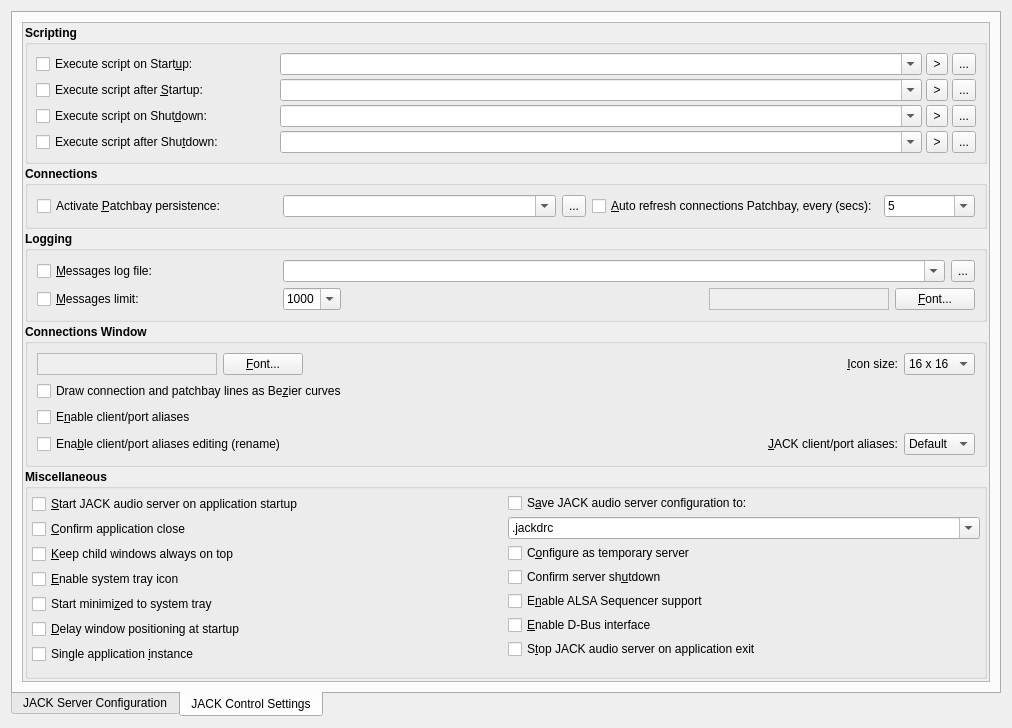
Qt form jackcontrol/settingsdialog.ui (6676401088/jackcontrol) before a commit.
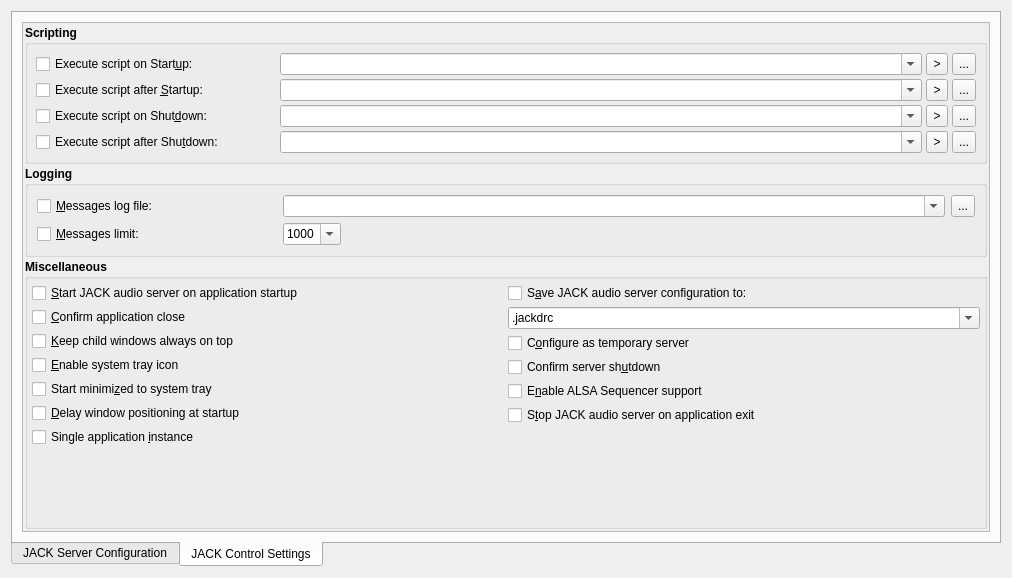
The same form after that commit. The open tabs and pages were chosen to show the change. Icons and pictures are not drawn. Custom widgets are drawn as their Qt base class.

```diff
--- a/jackcontrol/settingsdialog.ui
+++ b/jackcontrol/settingsdialog.ui
@@ -7,7 +7,7 @@
     <x>0</x>
     <y>0</y>
     <width>1012</width>
-    <height>728</height>
+    <height>578</height>
    </rect>
   </property>
   <property name="windowTitle">
@@ -1755,8 +1755,8 @@
            <rect>
             <x>0</x>
             <y>0</y>
-            <width>954</width>
-            <height>700</height>
+            <width>970</width>
+            <height>507</height>
            </rect>
           </property>
           <layout class="QVBoxLayout" name="verticalLayout_5">
@@ -2271,185 +2271,6 @@
              </layout>
             </widget>
            </item>
-           <item>
-            <widget class="QGroupBox" name="ConnectionsGroupBox">
-             <property name="font">
-              <font>
-               <weight>75</weight>
-               <bold>true</bold>
-              </font>
-             </property>
-             <property name="title">
-              <string>Connections</string>
-             </property>
-             <property name="flat">
-              <bool>true</bool>
-             </property>
-             <layout class="QGridLayout" name="_12">
-              <item row="0" column="5">
-               <widget class="QCheckBox" name="AutoRefreshCheckBox">
-                <property name="sizePolicy">
-                 <sizepolicy hsizetype="Preferred" vsizetype="Fixed">
-                  <horstretch>0</horstretch>
-                  <verstretch>0</verstretch>
-                 </sizepolicy>
-                </property>
-                <property name="font">
-                 <font>
-                  <weight>50</weight>
-                  <bold>false</bold>
-                 </font>
-                </property>
-                <property name="toolTip">
-                 <string>Whether to refresh the connections patchbay automatically</string>
-                </property>
-                <property name="text">
-                 <string>&amp;Auto refresh connections Patchbay, every (secs):</string>
-                </property>
-                <property name="shortcut">
-                 <string>Alt+A</string>
-                </property>
-               </widget>
-              </item>
-              <item row="0" column="0">
-               <widget class="QCheckBox" name="ActivePatchbayCheckBox">
-                <property name="minimumSize">
-                 <size>
-                  <width>240</width>
-                  <height>0</height>
-                 </size>
-                </property>
-                <property name="maximumSize">
-                 <size>
-                  <width>240</width>
-                  <height>16777215</height>
-                 </size>
-                </property>
-                <property name="font">
-                 <font>
-                  <weight>50</weight>
-                  <bold>false</bold>
-                 </font>
-                </property>
-                <property name="toolTip">
-                 <string>Whether to activate a patchbay definition for connection persistence profile.</string>
-                </property>
-                <property name="text">
-                 <string>Activate &amp;Patchbay persistence:</string>
-                </property>
-                <property name="shortcut">
-                 <string>Alt+P</string>
-                </property>
-               </widget>
-              </item>
-              <item row="0" column="1" colspan="3">
-               <widget class="QComboBox" name="ActivePatchbayPathComboBox">
-                <property name="sizePolicy">
-                 <sizepolicy hsizetype="Expanding" vsizetype="Fixed">
-                  <horstretch>0</horstretch>
-                  <verstretch>0</verstretch>
-                 </sizepolicy>
-                </property>
-                <property name="font">
-                 <font>
-                  <weight>50</weight>
-                  <bold>false</bold>
-                 </font>
-                </property>
-                <property name="toolTip">
-                 <string>Patchbay definition file to be activated as connection persistence profile</string>
-                </property>
-                <property name="editable">
-                 <bool>true</bool>
-                </property>
-               </widget>
-              </item>
-              <item row="0" column="4">
-               <widget class="QToolButton" name="ActivePatchbayPathToolButton">
-                <property name="minimumSize">
-                 <size>
-                  <width>22</width>
-                  <height>22</height>
-                 </size>
-                </property>
-                <property name="maximumSize">
-                 <size>
-                  <width>24</width>
-                  <height>24</height>
-                 </size>
-                </property>
-                <property name="font">
-                 <font>
-                  <weight>50</weight>
-                  <bold>false</bold>
-                 </font>
-                </property>
-                <property name="focusPolicy">
-                 <enum>Qt::TabFocus</enum>
-                </property>
-                <property name="toolTip">
-                 <string>Browse for a patchbay definition file to be activated</string>
-                </property>
-                <property name="text">
-                 <string>...</string>
-                </property>
-               </widget>
-              </item>
-              <item row="0" column="6">
-               <widget class="QComboBox" name="TimeRefreshComboBox">
-                <property name="sizePolicy">
-                 <sizepolicy hsizetype="Preferred" vsizetype="Fixed">
-                  <horstretch>0</horstretch>
-                  <verstretch>0</verstretch>
-                 </sizepolicy>
-                </property>
-                <property name="font">
-                 <font>
-                  <weight>50</weight>
-                  <bold>false</bold>
-                 </font>
-                </property>
-                <property name="toolTip">
-                 <string>Time in seconds between each auto-refresh cycle</string>
-                </property>
-                <property name="editable">
-                 <bool>true</bool>
-                </property>
-                <item>
-                 <property name="text">
-                  <string>5</string>
-                 </property>
-                </item>
-                <item>
-                 <property name="text">
-                  <string>10</string>
-                 </property>
-                </item>
-                <item>
-                 <property name="text">
-                  <string>20</string>
-                 </property>
-                </item>
-                <item>
-                 <property name="text">
-                  <string>30</string>
-                 </property>
-                </item>
-                <item>
-                 <property name="text">
-                  <string>60</string>
-                 </property>
-                </item>
-                <item>
-                 <property name="text">
-                  <string>120</string>
-                 </property>
-                </item>
-               </widget>
-              </item>
-             </layout>
-            </widget>
-           </item>
            <item>
             <widget class="QGroupBox" name="LoggingGroupBox">
              <property name="font">
@@ -2648,338 +2469,11 @@
                   </property>
                  </spacer>
                 </item>
-                <item>
-                 <widget class="QLabel" name="MessagesFontTextLabel">
-                  <property name="minimumSize">
-                   <size>
-                    <width>180</width>
-                    <height>0</height>
-                   </size>
-                  </property>
-                  <property name="maximumSize">
-                   <size>
-                    <width>260</width>
-                    <height>16777215</height>
-                   </size>
-                  </property>
-                  <property name="font">
-                   <font>
-                    <weight>50</weight>
-                    <bold>false</bold>
-                   </font>
-                  </property>
-                  <property name="toolTip">
-                   <string>Sample messages text font display</string>
-                  </property>
-                  <property name="autoFillBackground">
-                   <bool>true</bool>
-                  </property>
-                  <property name="frameShape">
-                   <enum>QFrame::StyledPanel</enum>
-                  </property>
-                  <property name="frameShadow">
-                   <enum>QFrame::Sunken</enum>
-                  </property>
-                  <property name="alignment">
-                   <set>Qt::AlignCenter</set>
-                  </property>
-                  <property name="wordWrap">
-                   <bool>false</bool>
-                  </property>
-                 </widget>
-                </item>
-                <item>
-                 <widget class="QPushButton" name="MessagesFontPushButton">
-                  <property name="font">
-                   <font>
-                    <weight>50</weight>
-                    <bold>false</bold>
-                   </font>
-                  </property>
-                  <property name="toolTip">
-                   <string>Select font for the messages text display</string>
-                  </property>
-                  <property name="text">
-                   <string>&amp;Font...</string>
-                  </property>
-                  <property name="shortcut">
-                   <string>Alt+F</string>
-                  </property>
-                  <property name="autoDefault">
-                   <bool>false</bool>
-                  </property>
-                 </widget>
-                </item>
                </layout>
               </item>
              </layout>
             </widget>
            </item>
-           <item>
-            <widget class="QGroupBox" name="ConnectionsWindowGroupBox">
-             <property name="font">
-              <font>
-               <weight>75</weight>
-               <bold>true</bold>
-              </font>
-             </property>
-             <property name="title">
-              <string>Connections Window</string>
-             </property>
-             <property name="flat">
-              <bool>true</bool>
-             </property>
-             <layout class="QGridLayout" name="_20">
-              <item row="1" column="0">
-               <widget class="QLabel" name="ConnectionsFontTextLabel">
-                <property name="minimumSize">
-                 <size>
-                  <width>180</width>
-                  <height>0</height>
-                 </size>
-                </property>
-                <property name="maximumSize">
-                 <size>
-                  <width>260</width>
-                  <height>16777215</height>
-                 </size>
-                </property>
-                <property name="font">
-                 <font>
-                  <weight>50</weight>
-                  <bold>false</bold>
-                 </font>
-                </property>
-                <property name="toolTip">
-                 <string>Sample connections view font</string>
-                </property>
-                <property name="autoFillBackground">
-                 <bool>true</bool>
-                </property>
-                <property name="frameShape">
-                 <enum>QFrame::StyledPanel</enum>
-                </property>
-                <property name="frameShadow">
-                 <enum>QFrame::Sunken</enum>
-                </property>
-                <property name="alignment">
-                 <set>Qt::AlignCenter</set>
-                </property>
-                <property name="wordWrap">
-                 <bool>false</bool>
-                </property>
-               </widget>
-              </item>
-              <item row="1" column="1">
-               <widget class="QPushButton" name="ConnectionsFontPushButton">
-                <property name="font">
-                 <font>
-                  <weight>50</weight>
-                  <bold>false</bold>
-                 </font>
-                </property>
-                <property name="toolTip">
-                 <string>Select font for the connections view</string>
-                </property>
-                <property name="text">
-                 <string>&amp;Font...</string>
-                </property>
-                <property name="shortcut">
-                 <string>Alt+F</string>
-                </property>
-                <property name="autoDefault">
-                 <bool>false</bool>
-                </property>
-               </widget>
-              </item>
-              <item row="1" column="2">
-               <spacer>
-                <property name="orientation">
-                 <enum>Qt::Horizontal</enum>
-                </property>
-                <property name="sizeType">
-                 <enum>QSizePolicy::Expanding</enum>
-                </property>
-                <property name="sizeHint" stdset="0">
-                 <size>
-                  <width>8</width>
-                  <height>8</height>
-                 </size>
-                </property>
-               </spacer>
-              </item>
-              <item row="1" column="3">
-               <widget class="QLabel" name="ConnectionsIconSizeTextLabel">
-                <property name="font">
-                 <font>
-                  <weight>50</weight>
-                  <bold>false</bold>
-                 </font>
-                </property>
-                <property name="text">
-                 <string>&amp;Icon size:</string>
-                </property>
-                <property name="alignment">
-                 <set>Qt::AlignRight|Qt::AlignTrailing|Qt::AlignVCenter</set>
-                </property>
-                <property name="wordWrap">
-                 <bool>false</bool>
-                </property>
-                <property name="buddy">
-                 <cstring>ConnectionsIconSizeComboBox</cstring>
-                </property>
-               </widget>
-              </item>
-              <item row="1" column="4">
-               <widget class="QComboBox" name="ConnectionsIconSizeComboBox">
-                <property name="font">
-                 <font>
-                  <weight>50</weight>
-                  <bold>false</bold>
-                 </font>
-                </property>
-                <property name="toolTip">
-                 <string>The icon size for each item of the connections view</string>
-                </property>
-                <property name="editable">
-                 <bool>false</bool>
-                </property>
-                <property name="currentIndex">
-                 <number>0</number>
-                </property>
-                <item>
-                 <property name="text">
-                  <string>16 x 16</string>
-                 </property>
-                </item>
-                <item>
-                 <property name="text">
-                  <string>32 x 32</string>
-                 </property>
-                </item>
-                <item>
-                 <property name="text">
-                  <string>64 x 64</string>
-                 </property>
-                </item>
-               </widget>
-              </item>
-              <item row="2" column="0" colspan="3">
-               <widget class="QCheckBox" name="BezierLinesCheckBox">
-                <property name="font">
-                 <font>
-                  <weight>50</weight>
-                  <bold>false</bold>
-                 </font>
-                </property>
-                <property name="toolTip">
-                 <string>Whether to draw connection lines as cubic Bezier curves</string>
-                </property>
-                <property name="text">
-                 <string>Draw connection and patchbay lines as Be&amp;zier curves</string>
-                </property>
-                <property name="shortcut">
-                 <string>Alt+Z</string>
-                </property>
-               </widget>
-              </item>
-              <item row="3" column="0">
-               <widget class="QCheckBox" name="AliasesEnabledCheckBox">
-                <property name="font">
-                 <font>
-                  <weight>50</weight>
-                  <bold>false</bold>
-                 </font>
-                </property>
-                <property name="toolTip">
-                 <string>Whether to enable client/port name aliases on the connections window</string>
-                </property>
-                <property name="text">
-                 <string>E&amp;nable client/port aliases</string>
-                </property>
-                <property name="shortcut">
-                 <string>Alt+N</string>
-                </property>
-               </widget>
-              </item>
-              <item row="4" column="0" colspan="2">
-               <widget class="QCheckBox" name="AliasesEditingCheckBox">
-                <property name="font">
-                 <font>
-                  <weight>50</weight>
-                  <bold>false</bold>
-                 </font>
-                </property>
-                <property name="toolTip">
-                 <string>Whether to enable in-place client/port name editing (rename)</string>
-                </property>
-                <property name="text">
-                 <string>Ena&amp;ble client/port aliases editing (rename)</string>
-                </property>
-                <property name="shortcut">
-                 <string>Alt+B</string>
-                </property>
-               </widget>
-              </item>
-              <item row="4" column="3">
-               <widget class="QLabel" name="JackClientPortAliasTextLabel">
-                <property name="font">
-                 <font>
-                  <weight>50</weight>
-                  <bold>false</bold>
-                 </font>
-                </property>
-                <property name="text">
-                 <string>&amp;JACK client/port aliases:</string>
-                </property>
-                <property name="alignment">
-                 <set>Qt::AlignRight|Qt::AlignTrailing|Qt::AlignVCenter</set>
-                </property>
-                <property name="wordWrap">
-                 <bool>false</bool>
-                </property>
-                <property name="buddy">
-                 <cstring>JackClientPortAliasComboBox</cstring>
-                </property>
-               </widget>
-              </item>
-              <item row="4" column="4">
-               <widget class="QComboBox" name="JackClientPortAliasComboBox">
-                <property name="font">
-                 <font>
-                  <weight>50</weight>
-                  <bold>false</bold>
-                 </font>
-                </property>
-                <property name="toolTip">
-                 <string>JACK client/port aliases display mode</string>
-                </property>
-                <property name="editable">
-                 <bool>false</bool>
-                </property>
-                <property name="currentIndex">
-                 <number>0</number>
-                </property>
-                <item>
-                 <property name="text">
-                  <string>Default</string>
-                 </property>
-                </item>
-                <item>
-                 <property name="text">
-                  <string>First</string>
-                 </property>
-                </item>
-                <item>
-                 <property name="text">
-                  <string>Second</string>
-                 </property>
-                </item>
-               </widget>
-              </item>
-             </layout>
-            </widget>
-           </item>
            <item>
             <widget class="QGroupBox" name="OtherGroupBox">
              <property name="font">
@@ -3277,25 +2771,6 @@
                   </property>
                  </widget>
                 </item>
-                <item>
-                 <widget class="QCheckBox" name="DBusEnabledCheckBox">
-                  <property name="font">
-                   <font>
-                    <weight>50</weight>
-                    <bold>false</bold>
-                   </font>
-                  </property>
-                  <property name="toolTip">
-                   <string>Whether to enable D-Bus interface</string>
-                  </property>
-                  <property name="text">
-                   <string>&amp;Enable D-Bus interface</string>
-                  </property>
-                  <property name="shortcut">
-                   <string>Alt+B</string>
-                  </property>
-                 </widget>
-                </item>
                 <item>
                  <widget class="QCheckBox" name="StopJackCheckBox">
                   <property name="font">
```
Left out of the diff: 4 changed lines with no effect on the pictures.
